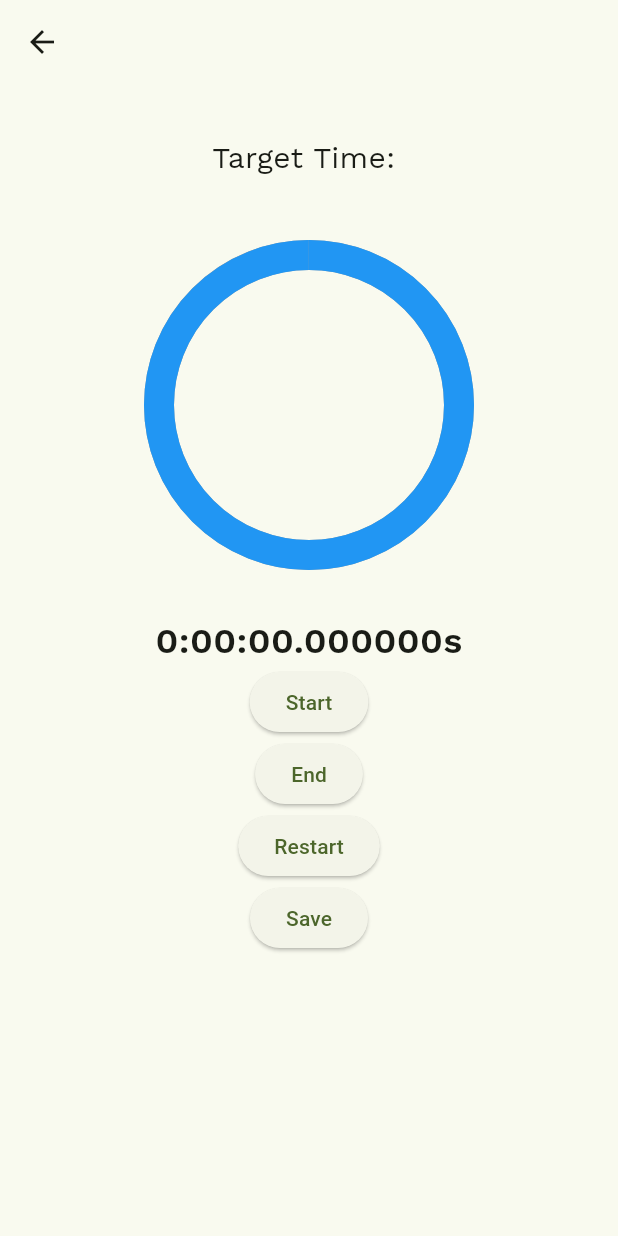
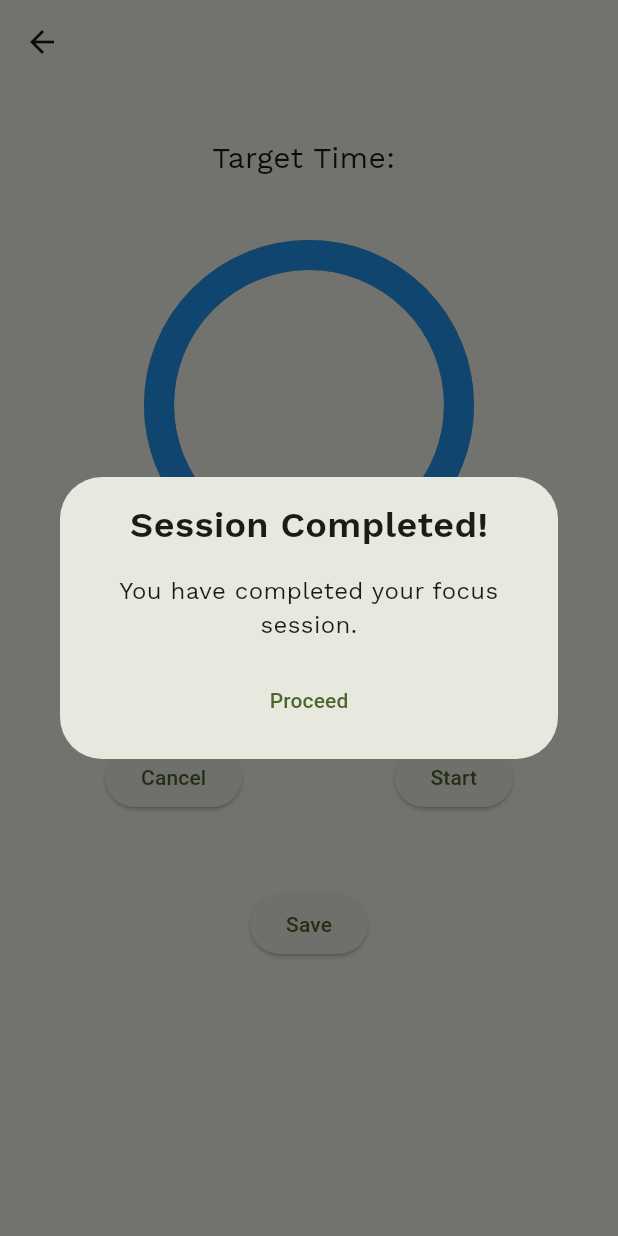
Before and after one commit to fareezj/flutter_eco_focus, a Flutter app: the LiveSessionScreen screen opened directly with empty values, after a tap on "Start", on a phone screen of 412 x 824 dp. Run offline on Flutter 3.47's test engine with Material 3 defaults, Android fonts, the phone set to English and light mode, and no system bars; our stand-ins replace dio, freezed_annotation, google_fonts, logger, sqflite; accounts and stored records are empty; statements that could not run were skipped.

Commit message:
Update dialogs

```diff
--- a/lib/features/liveSession/live_session_screen.dart
+++ b/lib/features/liveSession/live_session_screen.dart
@@ -1,5 +1,6 @@
 import 'package:eco_focus/features/liveSession/live_session_view_model.dart';
 import 'package:eco_focus/models/session/session_model.dart';
+import 'package:eco_focus/shared/widgets/custom_dialog.dart';
 import 'package:eco_focus/shared/widgets/text_widgets.dart';
 import 'package:flutter/material.dart';
 import 'package:provider/provider.dart';
@@ -35,6 +36,10 @@ class _LiveSessionScreenState extends State<LiveSessionScreen>
 
     _animationController.addListener(() {
       setState(() {});
+      if (_animationController.isCompleted) {
+        print('Completed!');
+        _onSaveSession();
+      }
     });
 
     _animationController.forward();
@@ -47,8 +52,58 @@ class _LiveSessionScreenState extends State<LiveSessionScreen>
     return Duration(minutes: minutes, seconds: seconds);
   }
 
+  String _parseTimer(Duration duration) {
+    String minutes = duration.inMinutes.toString().padLeft(2, '0');
+    String seconds = (duration.inSeconds % 60).toString().padLeft(2, '0');
+    return "$minutes:$seconds";
+  }
+
+  _onCancel(BuildContext context) {
+    _stopTimer();
+    CustomDialog().confirmDialog(
+      context: context,
+      content: "This session will be removed.",
+      onProceed: () {
+        Navigator.pop(context);
+        Navigator.pop(context);
+      },
+      onCancel: () {
+        Navigator.pop(context);
+        _startTimer();
+      },
+    );
+  }
+
+  _onSaveSession() {
+    final liveSessionViewModel =
+        Provider.of<LiveSessionViewModel>(context, listen: false);
+    liveSessionViewModel
+        .saveSession(
+          SessionModel(
+              id: '2',
+              name: 'test',
+              categoryId: '2',
+              targetTime: widget.selectedTime.toString(),
+              focusedTime: widget.selectedTime.toString(),
+              createdTime: DateTime.now().toString(),
+              createdDate: DateTime.now().toString(),
+              treeGrowthLevel: "1"),
+        )
+        .then(
+          (a) => CustomDialog().infoDialog(
+            context: context,
+            title: 'Session Completed!',
+            content: 'You have completed your focus session.',
+            onProceed: () {
+              Navigator.pop(context);
+              Navigator.pop(context);
+            },
+          ),
+        );
+  }
+
   void _startTimer() => _animationController.forward();
-  void _endTimer() => _animationController.stop();
+  void _stopTimer() => _animationController.stop();
   void _restartTimer() => _animationController.forward(from: 0);
 
   @override
@@ -77,19 +132,35 @@ class _LiveSessionScreenState extends State<LiveSessionScreen>
                 ),
                 const SizedBox(height: 40.0),
                 TextWidgets.titleText(
-                  text: '${(setDuration * (1 - _animationController.value))}s',
+                  text: _parseTimer(
+                      (setDuration * (1 - _animationController.value))),
                 ),
-                ElevatedButton(
-                  onPressed: _startTimer,
-                  child: const Text('Start'),
-                ),
-                ElevatedButton(
-                  onPressed: _endTimer,
-                  child: const Text('End'),
-                ),
-                ElevatedButton(
-                  onPressed: _restartTimer,
-                  child: const Text('Restart'),
+                Padding(
+                  padding: const EdgeInsets.symmetric(
+                      horizontal: 70.0, vertical: 50.0),
+                  child: Row(
+                    mainAxisAlignment: MainAxisAlignment.spaceBetween,
+                    children: [
+                      ElevatedButton(
+                        onPressed: () => _onCancel(context),
+                        child: const Text('Cancel'),
+                      ),
+                      ElevatedButton(
+                        onPressed: () {
+                          CustomDialog().infoDialog(
+                            context: context,
+                            title: 'Session Completed!',
+                            content: 'You have completed your focus session.',
+                            onProceed: () {
+                              Navigator.pop(context);
+                              Navigator.pop(context);
+                            },
+                          );
+                        },
+                        child: const Text('Start'),
+                      ),
+                    ],
+                  ),
                 ),
                 Consumer<LiveSessionViewModel>(
                   builder: (context, value, child) {
--- /dev/null
+++ b/lib/shared/widgets/custom_dialog.dart
@@ -0,0 +1,85 @@
+import 'package:eco_focus/shared/widgets/text_widgets.dart';
+import 'package:flutter/material.dart';
+
+class CustomDialog {
+  void confirmDialog({
+    required BuildContext context,
+    required String content,
+    required VoidCallback onProceed,
+    required VoidCallback onCancel,
+  }) {
+    showDialog<String>(
+      context: context,
+      builder: (BuildContext context) => Dialog(
+        child: Padding(
+          padding: const EdgeInsets.all(15.0),
+          child: Column(
+            crossAxisAlignment: CrossAxisAlignment.center,
+            mainAxisSize: MainAxisSize.min,
+            mainAxisAlignment: MainAxisAlignment.center,
+            children: <Widget>[
+              TextWidgets.titleText(text: 'Alert!'),
+              const SizedBox(height: 15),
+              TextWidgets.secondaryTitleText(
+                text: content,
+                textAlign: TextAlign.center,
+                fontSize: 16.0,
+              ),
+              const SizedBox(height: 15),
+              Row(
+                mainAxisAlignment: MainAxisAlignment.spaceEvenly,
+                children: [
+                  TextButton(
+                    onPressed: onCancel,
+                    child: const Text('Close'),
+                  ),
+                  TextButton(
+                    onPressed: onProceed,
+                    child: const Text('Proceed'),
+                  ),
+                ],
+              )
+            ],
+          ),
+        ),
+      ),
+    );
+  }
+
+  void infoDialog({
+    required BuildContext context,
+    required String title,
+    required String content,
+    required VoidCallback onProceed,
+  }) {
+    showDialog<String>(
+      context: context,
+      builder: (BuildContext context) => Dialog(
+        child: Padding(
+          padding: const EdgeInsets.all(15.0),
+          child: Column(
+            crossAxisAlignment: CrossAxisAlignment.center,
+            mainAxisSize: MainAxisSize.min,
+            mainAxisAlignment: MainAxisAlignment.center,
+            children: <Widget>[
+              TextWidgets.titleText(text: title),
+              const SizedBox(height: 15),
+              TextWidgets.secondaryTitleText(
+                text: content,
+                textAlign: TextAlign.center,
+                fontSize: 16.0,
+              ),
+              const SizedBox(height: 15),
+              Center(
+                child: TextButton(
+                  onPressed: onProceed,
+                  child: const Text('Proceed'),
+                ),
+              ),
+            ],
+          ),
+        ),
+      ),
+    );
+  }
+}
--- a/lib/shared/widgets/text_widgets.dart
+++ b/lib/shared/widgets/text_widgets.dart
@@ -14,13 +14,15 @@ class TextWidgets {
     );
   }
 
-  static Text secondaryTitleText({
-    required String text,
-  }) {
+  static Text secondaryTitleText(
+      {required String text,
+      double fontSize = 20.0,
+      TextAlign textAlign = TextAlign.start}) {
     return Text(
       text,
+      textAlign: textAlign,
       style: GoogleFonts.workSans(
-        fontSize: 20.0,
+        fontSize: fontSize,
         fontWeight: FontWeight.normal,
       ),
     );
```
